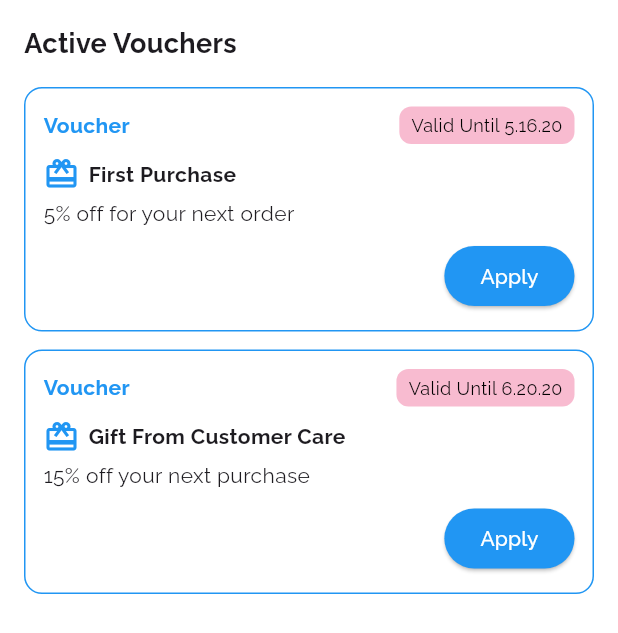
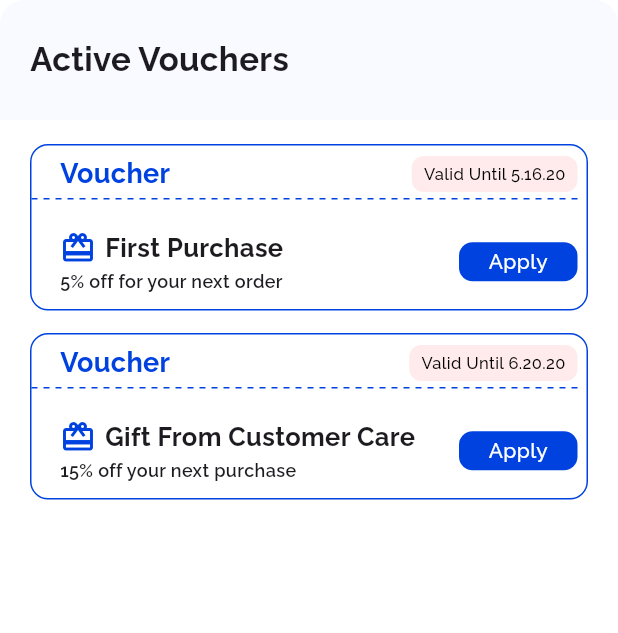
Before and after one commit to syedmubashiralii/nop-commerce, a Flutter app: the AddVoucherView widget shown alone on an empty page, opened directly, on a phone screen of 412 x 824 dp. Shown: the top 633 px of the screen. Run offline on Flutter 3.47's test engine with Material 3 defaults, Android fonts, the phone set to English and light mode, and no system bars; drawn by our look-alikes of dotted_line; our stand-ins replace animate_do, cached_network_image, carousel_slider, dio, flash, flutter_svg and 3 more; accounts and stored records are empty; network calls fail.

Commit message:
add voucher sheet and billing address sheet

```diff
--- a/lib/app/utils/widgets/custom_button.dart
+++ b/lib/app/utils/widgets/custom_button.dart
@@ -6,7 +6,9 @@ class CustomButton extends StatelessWidget {
   String buttonText;
   Color? buttonColor;
   VoidCallback? onTap;
-  CustomButton({super.key, required this.buttonText,this.buttonColor,this.onTap});
+  TextStyle? textStyle;
+  EdgeInsetsGeometry? padding;
+  CustomButton({super.key, required this.buttonText,this.buttonColor,this.onTap,this.textStyle,this.padding});
 
   @override
   Widget build(BuildContext context) {
@@ -14,14 +16,14 @@ class CustomButton extends StatelessWidget {
       onTap: onTap,
       child: Container(
         width: Get.width,
-        padding: const EdgeInsets.symmetric(vertical: 9),
+        padding:padding?? const EdgeInsets.symmetric(vertical: 9),
         decoration: BoxDecoration(
           color:buttonColor?? ColorHelper.blueColor,
           borderRadius: BorderRadius.circular(9),
 
         ),
         alignment: Alignment.center,
-        child: Text(buttonText,style: const TextStyle(
+        child: Text(buttonText,style: textStyle?? const TextStyle(
             fontSize: 16,fontWeight: FontWeight.w300,
             color: Colors.white
 
--- a/lib/app/utils/widgets/custom_text_field.dart
+++ b/lib/app/utils/widgets/custom_text_field.dart
@@ -27,6 +27,7 @@ class CustomTextField extends StatelessWidget {
         TextField(
           controller: controller,
           obscureText: obscureText,
+          style: TextStyle(color: Colors.black,fontSize: 16,fontWeight: FontWeight.w500),
           decoration: InputDecoration(
             filled: true,
             fillColor: const Color(0xffF1F4FE),
--- a/lib/app/views/cart/add_voucher_view.dart
+++ b/lib/app/views/cart/add_voucher_view.dart
@@ -1,5 +1,9 @@
+import 'package:dotted_line/dotted_line.dart';
 import 'package:flutter/material.dart';
 import 'package:get/get.dart';
+import 'package:nop_commerce/app/utils/color_helper.dart';
+import 'package:nop_commerce/app/utils/extensions.dart';
+import 'package:nop_commerce/app/utils/widgets/custom_button.dart';
 
 class AddVoucherView extends StatelessWidget {
   const AddVoucherView({super.key});
@@ -9,6 +13,7 @@ class AddVoucherView extends StatelessWidget {
       context: navigator!.context,
       backgroundColor: Colors.transparent,
       isScrollControlled: true,
+      constraints: BoxConstraints(maxHeight: Get.height * .5),
       builder: (context) {
         return this;
       },
@@ -18,19 +23,32 @@ class AddVoucherView extends StatelessWidget {
   @override
   Widget build(BuildContext context) {
     return Container(
-      padding: const EdgeInsets.all(16),
       decoration: const BoxDecoration(
         color: Colors.white,
         borderRadius: BorderRadius.vertical(top: Radius.circular(16)),
       ),
+      child: SingleChildScrollView(
         child: Column(
           mainAxisSize: MainAxisSize.min,
           crossAxisAlignment: CrossAxisAlignment.start,
           children: [
-          const Text(
+            Container(
+              height: 80,
+              decoration: const BoxDecoration(
+                color: Color(0xffF8FAFF),
+                borderRadius: BorderRadius.vertical(top: Radius.circular(16)),
+              ),
+              alignment: Alignment.centerLeft,
+              padding: const EdgeInsets.symmetric(horizontal: 20),
+              child: const Text(
                 "Active Vouchers",
-            style: TextStyle(fontSize: 18, fontWeight: FontWeight.bold),
+                style: TextStyle(fontSize: 22, fontWeight: FontWeight.w700),
               ),
+            ),
+            Padding(
+              padding: const EdgeInsets.symmetric(horizontal: 20),
+              child: Column(
+                children: [
                   const SizedBox(height: 16),
                   // Voucher List
                   _buildVoucherCard(
@@ -38,13 +56,18 @@ class AddVoucherView extends StatelessWidget {
                     subtitle: "5% off for your next order",
                     validUntil: "5.16.20",
                   ),
-          const SizedBox(height: 12),
+                  const SizedBox(height: 15),
                   _buildVoucherCard(
                     title: "Gift From Customer Care",
                     subtitle: "15% off your next purchase",
                     validUntil: "6.20.20",
                   ),
+                  20.SpaceX
                 ],
+              ),
+            )
+          ],
+        ),
       ),
     );
   }
@@ -55,67 +78,94 @@ class AddVoucherView extends StatelessWidget {
     required String validUntil,
   }) {
     return Container(
-      padding: const EdgeInsets.all(12),
       decoration: BoxDecoration(
         borderRadius: BorderRadius.circular(12),
-        border: Border.all(color: Colors.blue, width: 1),
+        border: Border.all(color: ColorHelper.blueColor, width: 1),
       ),
       child: Column(
         crossAxisAlignment: CrossAxisAlignment.start,
         children: [
-          Row(
+          6.SpaceX,
+          Padding(
+            padding: const EdgeInsets.only(left: 19, right: 6),
+            child: Row(
+              mainAxisAlignment: MainAxisAlignment.spaceBetween,
               children: [
                 const Text(
                   "Voucher",
-                style:
-                    TextStyle(color: Colors.blue, fontWeight: FontWeight.bold),
+                  style: TextStyle(
+                      color: ColorHelper.blueColor,
+                      fontWeight: FontWeight.w700,
+                      fontSize: 18),
                 ),
-              const Spacer(),
                 Container(
-                padding: const EdgeInsets.symmetric(horizontal: 8, vertical: 4),
+                  padding:
+                      const EdgeInsets.symmetric(horizontal: 8, vertical: 4),
                   decoration: BoxDecoration(
-                  color: Colors.pink[100],
+                    color: const Color(0xffFFEBEB),
                     borderRadius: BorderRadius.circular(8),
                   ),
                   child: Text(
                     "Valid Until $validUntil",
-                  style: const TextStyle(fontSize: 12, color: Colors.black),
+                    style: const TextStyle(
+                        fontSize: 11,
+                        color: Colors.black,
+                        fontWeight: FontWeight.w500),
                   ),
                 ),
               ],
             ),
-          const SizedBox(height: 8),
+          ),
+          3.SpaceX,
+          const DottedLine(
+            dashColor: ColorHelper.blueColor,
+          ),
+          20.SpaceX,
+          Padding(
+            padding: const EdgeInsets.only(left: 19, right: 6),
+            child: Row(
+              mainAxisAlignment: MainAxisAlignment.spaceBetween,
+              children: [
+                Column(
+                  crossAxisAlignment: CrossAxisAlignment.start,
+                  children: [
                     Row(
                       children: [
-              const Icon(Icons.card_giftcard, color: Colors.blue),
+                        const Icon(Icons.card_giftcard,
+                            color: ColorHelper.blueColor),
                         const SizedBox(width: 6),
                         Text(
                           title,
-                style: const TextStyle(fontWeight: FontWeight.bold),
+                          style: const TextStyle(
+                              fontWeight: FontWeight.w700, fontSize: 17),
                         ),
                       ],
                     ),
-          const SizedBox(height: 4),
+                    const SizedBox(height: 2),
                     Text(
                       subtitle,
-            style: const TextStyle(fontSize: 14),
+                      style: const TextStyle(
+                          fontSize: 12, fontWeight: FontWeight.w600),
                     ),
-          const SizedBox(height: 8),
-          Align(
-            alignment: Alignment.centerRight,
-            child: ElevatedButton(
-              onPressed: () {},
-              style: ElevatedButton.styleFrom(
-                backgroundColor: Colors.blue,
-                foregroundColor: Colors.white,
+                  ],
                 ),
-              child: const Text("Apply"),
+                SizedBox(
+                    width: 79,
+                    height: 26,
+                    child: CustomButton(
+                      buttonText: 'Apply',
+                      textStyle: const TextStyle(
+                          fontSize: 14,
+                          fontWeight: FontWeight.w500,
+                          color: Colors.white),
+                      padding: EdgeInsets.zero,
+                    ))
+              ],
             ),
           ),
+          10.SpaceX,
         ],
       ),
     );
   }
 }
-
-void showVoucherBottomSheet(BuildContext context) {}
--- a/lib/app/views/cart/checkout_view.dart
+++ b/lib/app/views/cart/checkout_view.dart
@@ -8,6 +8,7 @@ import 'package:nop_commerce/app/utils/widgets/custom_button.dart';
 import 'package:nop_commerce/app/utils/widgets/custom_radio_button.dart';
 import 'package:nop_commerce/app/utils/widgets/edit_button.dart';
 import 'package:nop_commerce/app/views/cart/add_voucher_view.dart';
+import 'package:nop_commerce/app/views/cart/edit_shipping_address_view.dart';
 import 'package:nop_commerce/app/views/cart/widgets/contact_information_widget.dart';
 import 'package:nop_commerce/app/views/cart/widgets/shipping_address_widget.dart';
 import 'package:nop_commerce/app/views/settings/widgets/common_widgets.dart';
@@ -30,7 +31,9 @@ class CheckoutView extends StatelessWidget {
                   text: 'Payment',
                 ),
                 11.SpaceX,
-                const ShippingAddressWidget(),
+                 ShippingAddressWidget(onEdit: (){
+                  EditShippingAddressView().show();
+                },),
                 6.SpaceX,
                 const ContactInformationWidget(),
                 20.SpaceX,
--- a/lib/app/views/cart/widgets/shipping_address_widget.dart
+++ b/lib/app/views/cart/widgets/shipping_address_widget.dart
@@ -1,10 +1,10 @@
   import 'package:flutter/material.dart';
-import 'package:nop_commerce/app/utils/color_helper.dart';
 import 'package:nop_commerce/app/utils/extensions.dart';
 import 'package:nop_commerce/app/utils/widgets/edit_button.dart';
 
 class ShippingAddressWidget extends StatelessWidget {
-  const ShippingAddressWidget({super.key});
+  final VoidCallback? onEdit;
+  const ShippingAddressWidget({super.key,this.onEdit});
 
   @override
   Widget build(BuildContext context) {
@@ -34,7 +34,7 @@ class ShippingAddressWidget extends StatelessWidget {
               ],
             ),
           ),
-          EditButton()
+          EditButton(onTap: onEdit,)
         ],
       ),
     );
--- a/pubspec.yaml
+++ b/pubspec.yaml
@@ -48,6 +48,7 @@ dependencies:
   package_info_plus: ^8.3.0
   intl: ^0.20.2
   flutter_svg: ^2.0.17
+  dotted_line: ^3.2.3
 
 dev_dependencies:
   flutter_test:
```
Also changed, not shown: lib/app/views/cart/edit_shipping_address_view.dart (added, +123 -0 lines), pubspec.lock. Lines whose indentation alone changed are shown as unchanged.
